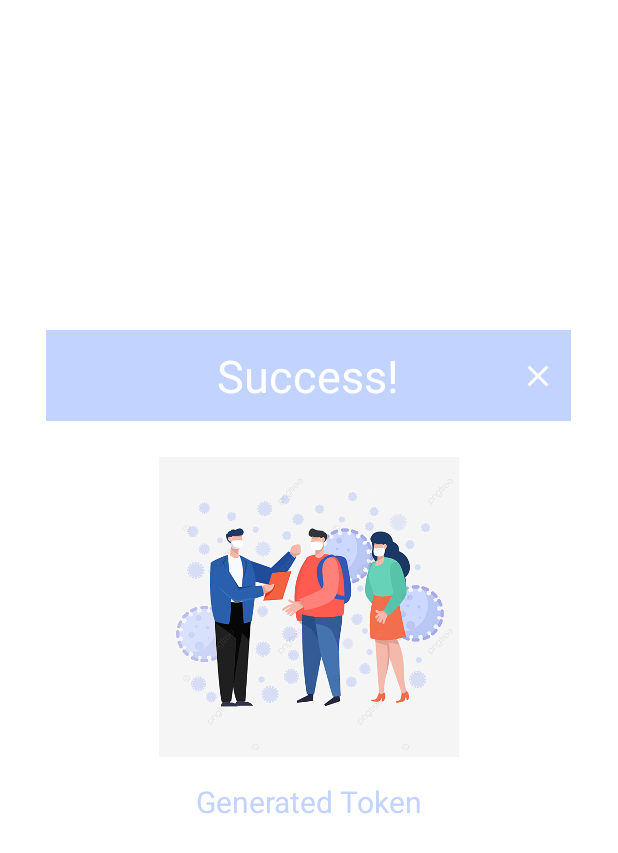
After one commit to reverg/MadCamp2, an Android app: the layout dialog_create_success.xml on its own in the app's theme, with its tools: preview values and no code run, on a phone screen of 412 x 824 dp. The commit adds this screen. Shown: the top 853 px of the screen. Run offline under Robolectric (Android 15) with nearby library versions, the phone set to English and light mode, and no system bars; Roboto replaces fonts that are not available here.

Commit message:
update ui

```diff
--- a/app/build.gradle
+++ b/app/build.gradle
@@ -45,6 +45,8 @@ dependencies {
     //Rounded Image View
     implementation 'com.makeramen:roundedimageview:2.3.0'
 
+    implementation 'com.auth0.android:jwtdecode:2.0.1'
+
     //Navigation Component
     implementation 'androidx.navigation:navigation-fragment-ktx:2.2.0-rc03'
     implementation 'androidx.navigation:navigation-ui-ktx:2.2.0-rc03'
--- a/app/src/main/java/com/example/madcamp2/RetrofitClient.java
+++ b/app/src/main/java/com/example/madcamp2/RetrofitClient.java
@@ -9,7 +9,7 @@ import retrofit2.Retrofit;
 import retrofit2.converter.gson.GsonConverterFactory;
 
 public class RetrofitClient {
-    private static final String BASE_URL = "http://192.249.18.69:443";
+    private static final String BASE_URL = "http://192.249.18.74:443";
     private static Retrofit retrofit = null;
 
     private RetrofitClient() {
--- a/app/src/main/java/com/example/madcamp2/community/CommunityService.java
+++ b/app/src/main/java/com/example/madcamp2/community/CommunityService.java
@@ -23,6 +23,9 @@ public interface CommunityService {
     // Todo
     Call<ResponseBody> deleteGroupFunc(@Header ("access-token") String token, @Path("groupId") int groupId);
 
+    @DELETE("/group/member")
+    Call<ResponseBody> deleteMemberFunc(@Header ("access-token") String token, @Path("groupId") int groupId);
+
     @GET("/group/list")
     Call<ArrayList<Group>> getAllGroupFunc(@Header ("access-token") String token);
 
--- /dev/null
+++ b/app/src/main/res/layout/dialog_create_success.xml
@@ -0,0 +1,73 @@
+<?xml version="1.0" encoding="utf-8"?>
+<androidx.constraintlayout.widget.ConstraintLayout xmlns:android="http://schemas.android.com/apk/res/android"
+    xmlns:app="http://schemas.android.com/apk/res-auto"
+    xmlns:tools="http://schemas.android.com/tools"
+    android:layout_width="350dp"
+    android:layout_height="wrap_content"
+    android:layout_gravity="center">
+
+    <ImageView
+        android:id="@+id/group_dialog_cancel"
+        android:layout_width="wrap_content"
+        android:layout_height="wrap_content"
+        android:src="@drawable/clear"
+        android:elevation="10dp"
+        app:layout_constraintBottom_toBottomOf="@+id/textView"
+        app:layout_constraintEnd_toEndOf="@+id/textView"
+        app:layout_constraintTop_toTopOf="parent"
+        android:padding="10dp"/>
+
+    <TextView
+        android:id="@+id/textView"
+        android:layout_width="match_parent"
+        android:layout_height="wrap_content"
+        android:background="@color/pastel_blue"
+        android:padding="10dp"
+        android:text="Success!"
+        android:textAlignment="center"
+        android:textColor="@color/white"
+        android:textSize="30dp"
+        app:layout_constraintEnd_toEndOf="parent"
+        app:layout_constraintStart_toStartOf="parent"
+        app:layout_constraintTop_toTopOf="parent" />
+
+    <ImageView
+        android:id="@+id/imageView4"
+        android:layout_width="wrap_content"
+        android:layout_height="200dp"
+        android:layout_marginTop="24dp"
+        android:src="@drawable/mask"
+        app:layout_constraintEnd_toEndOf="parent"
+        app:layout_constraintStart_toStartOf="parent"
+        app:layout_constraintTop_toBottomOf="@+id/textView" />
+
+    <TextView
+        android:layout_width="wrap_content"
+        android:layout_height="wrap_content"
+        android:layout_marginTop="16dp"
+        android:text="Generated Token"
+        android:textColor="@color/pastel_blue"
+        android:textSize="20dp"
+        app:layout_constraintEnd_toEndOf="parent"
+        app:layout_constraintStart_toStartOf="parent"
+        app:layout_constraintTop_toBottomOf="@+id/imageView4" />
+
+    <TextView
+        android:id="@+id/group_token"
+        android:layout_width="wrap_content"
+        android:layout_height="wrap_content"
+        android:layout_marginTop="55dp"
+        android:layout_marginBottom="16dp"
+        android:text=""
+        android:textColor="@color/light_grey"
+        android:textSize="20dp"
+        android:textIsSelectable="true"
+        android:textStyle="bold"
+        app:layout_constraintBottom_toBottomOf="parent"
+        app:layout_constraintEnd_toEndOf="parent"
+        app:layout_constraintStart_toStartOf="parent"
+        app:layout_constraintTop_toBottomOf="@+id/imageView4" />
+
+
+
+</androidx.constraintlayout.widget.ConstraintLayout>
--- a/app/src/main/res/layout/group_info_item.xml
+++ b/app/src/main/res/layout/group_info_item.xml
@@ -1,5 +1,6 @@
 <?xml version="1.0" encoding="utf-8"?>
-<com.google.android.material.card.MaterialCardView xmlns:android="http://schemas.android.com/apk/res/android"
+<com.google.android.material.card.MaterialCardView
+    xmlns:android="http://schemas.android.com/apk/res/android"
     xmlns:app="http://schemas.android.com/apk/res-auto"
     xmlns:tools="http://schemas.android.com/tools"
     android:id="@+id/group_info_item"
@@ -13,7 +14,6 @@
     app:cardElevation="7dp"
     app:strokeColor="@color/pastel_blue"
     app:strokeWidth="1dp">
-
     <androidx.constraintlayout.widget.ConstraintLayout
         android:layout_width="match_parent"
         android:layout_height="match_parent"
```
Also changed, not shown: app/src/main/java/com/example/madcamp2/auth/SignInActivity.java (+7 -1 lines), app/src/main/java/com/example/madcamp2/auth/TokenManager.java (+8 -0 lines), app/src/main/java/com/example/madcamp2/community/CommunityAdapter.java (+10 -2 lines), app/src/main/java/com/example/madcamp2/community/DTO/Group.java (+10 -0 lines), app/src/main/java/com/example/madcamp2/community/FragmentCommunity.java (+42 -8 lines), app/src/main/java/com/example/madcamp2/community/FragmentGroupInfo.java (+64 -21 lines), app/src/main/java/com/example/madcamp2/community/GroupInfoAdapter.java (+3 -10 lines), app/src/main/res/layout/fragment_community.xml (+42 -0 lines), app/src/main/res/layout/fragment_group_info.xml (+16 -15 lines), app/src/main/res/layout/fragment_no_group.xml (deleted, +0 -39 lines).
